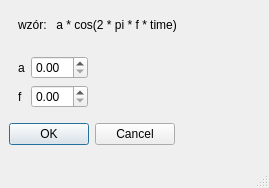
vatrasar/cyfrowe2, file dodawwanieSyganlu.ui: the form before one commit.
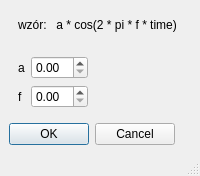
The form after the commit.

```diff
--- a/dodawwanieSyganlu.ui
+++ b/dodawwanieSyganlu.ui
@@ -7,7 +7,7 @@
     <x>0</x>
     <y>0</y>
     <width>269</width>
-    <height>188</height>
+    <height>0</height>
    </rect>
   </property>
   <property name="windowTitle">
```
Left out of the diff: 8 changed lines with no effect on the pictures.
